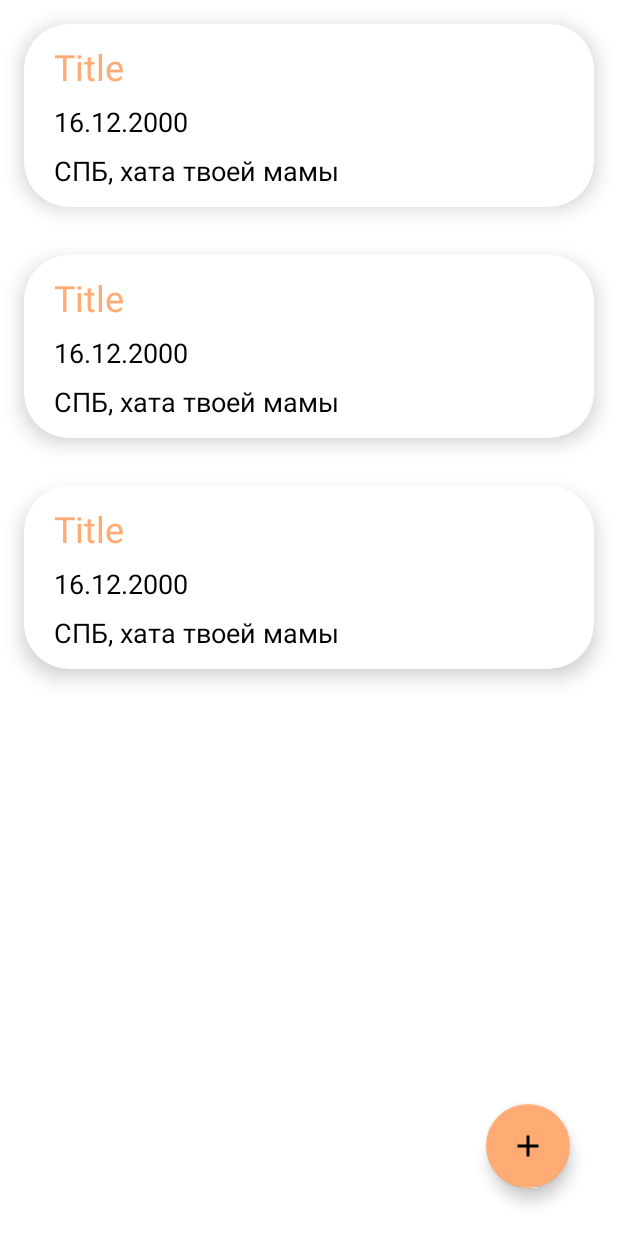
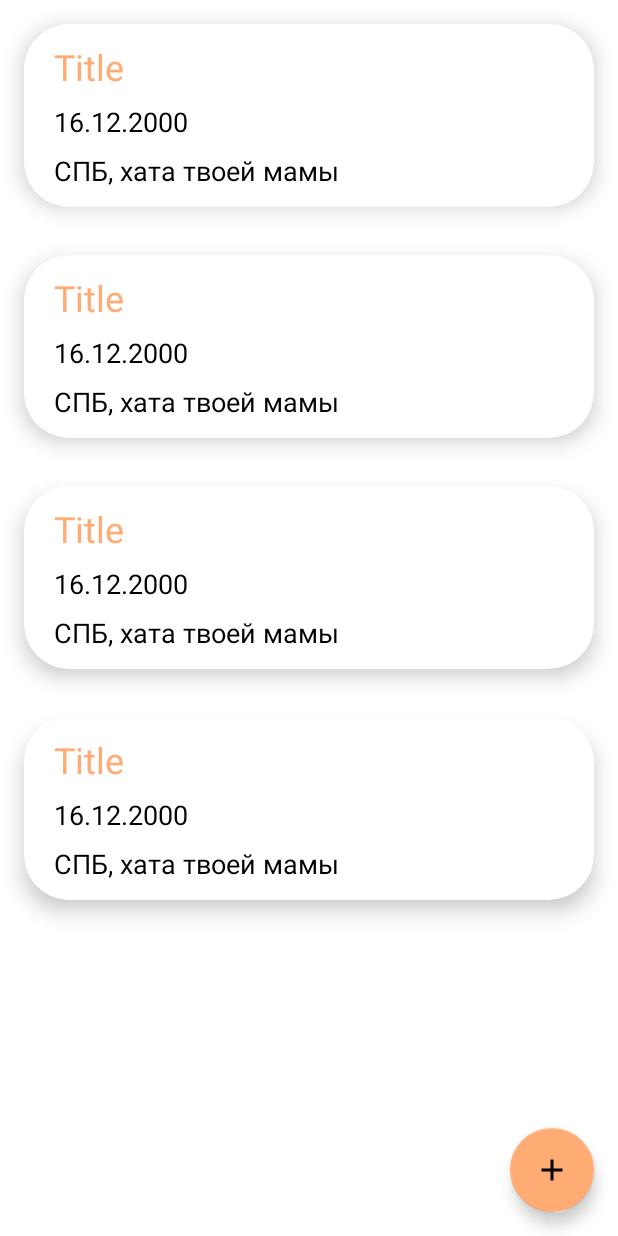
Before and after one commit to qqqestion/MemoryCard, an Android app: the layout fragment_list_memory_card.xml on its own in the app's theme, with its tools: preview values and no code run, on a phone screen of 412 x 824 dp. Run offline under Robolectric (Android 15) with nearby library versions, the phone set to English and light mode, and no system bars.

Commit message:
Переход к списку происходит автоматически, если полозователь авторизован

```diff
--- a/app/src/main/java/ru/lebedeva/memorycard/app/FirebaseApi.kt
+++ b/app/src/main/java/ru/lebedeva/memorycard/app/FirebaseApi.kt
@@ -16,6 +16,9 @@ const val CARDS_COLLECTION = "cards"
 class FirebaseApi {
 
     private val auth = FirebaseAuth.getInstance()
+
+    val isLoggedIn: Boolean
+        get() = auth.uid != null
 
     val currentUserId: String
         get() = auth.uid!!
--- a/app/src/main/java/ru/lebedeva/memorycard/app/fragments/ListMemoryCardFragment.kt
+++ b/app/src/main/java/ru/lebedeva/memorycard/app/fragments/ListMemoryCardFragment.kt
@@ -4,6 +4,7 @@ import android.os.Bundle
 import android.view.LayoutInflater
 import android.view.View
 import android.view.ViewGroup
+import androidx.core.view.isVisible
 import androidx.fragment.app.Fragment
 import androidx.fragment.app.viewModels
 import androidx.recyclerview.widget.LinearLayoutManager
@@ -59,6 +60,7 @@ class ListMemoryCardFragment : BaseFragment() {
                 is Resource.Success -> {
                     hideLoadingBar()
                     cardAdapter.cards = it.data!!
+                    binding.tvEmptyMemoryListLabel.isVisible = cardAdapter.cards.isEmpty()
                 }
             }
         })
--- a/app/src/main/java/ru/lebedeva/memorycard/domain/MainRepository.kt
+++ b/app/src/main/java/ru/lebedeva/memorycard/domain/MainRepository.kt
@@ -48,6 +48,12 @@ class MainRepository(
             }
         }
 
+    suspend fun isLoggedIn(): Resource<Boolean> = withContext(Dispatchers.IO) {
+        return@withContext checkIfNetworkAvailable {
+            Resource.Success(firebase.isLoggedIn)
+        }
+    }
+
     private suspend fun <T> checkIfNetworkAvailable(action: suspend () -> Resource<T>): Resource<T> {
         return when (networkHandler.isNetworkAvailable()) {
             true -> {
--- a/app/src/main/res/layout/fragment_list_memory_card.xml
+++ b/app/src/main/res/layout/fragment_list_memory_card.xml
@@ -13,6 +13,7 @@
             app:layout_constraintTop_toTopOf="parent"
             app:layout_constraintStart_toStartOf="parent"
             app:layout_constraintEnd_toEndOf="parent"
+            tools:itemCount="4"
             app:layout_constraintBottom_toBottomOf="parent"
             tools:listitem="@layout/item_memory_card_rv"
             />
@@ -25,12 +26,28 @@
             app:backgroundTint="@color/primary"
             app:fabSize="normal"
             app:rippleColor="@android:color/white"
-        android:layout_marginEnd="32dp"
-        android:layout_marginBottom="32dp"
+            android:layout_marginEnd="16dp"
+            android:layout_marginBottom="16dp"
             app:layout_constraintBottom_toBottomOf="parent"
             app:layout_constraintEnd_toEndOf="parent"
             app:tint="@android:color/black"
-        android:contentDescription="Add card" />
+            android:contentDescription="Add card"
+            />
+
+    <TextView
+            android:id="@+id/tvEmptyMemoryListLabel"
+            android:layout_width="wrap_content"
+            android:layout_height="wrap_content"
+            android:text="Добавьте воспоминания, чтобы они отобразились здесь"
+            app:layout_constraintTop_toTopOf="parent"
+            app:layout_constraintStart_toStartOf="parent"
+            android:textColor="@color/black"
+            app:layout_constraintBottom_toBottomOf="parent"
+            android:visibility="gone"
+            android:textAlignment="center"
+            app:layout_constraintEnd_toEndOf="parent"
+            android:textSize="18sp"
+            />
 
 
 </androidx.constraintlayout.widget.ConstraintLayout>
--- a/app/src/main/res/layout/item_memory_card_rv.xml
+++ b/app/src/main/res/layout/item_memory_card_rv.xml
@@ -22,6 +22,7 @@
                 android:layout_height="wrap_content"
                 android:layout_marginStart="@dimen/margin_8"
                 android:textColor="@color/primary"
+                app:layout_constrainedWidth="true"
                 android:textSize="@dimen/card_header_text_size"
                 app:layout_constraintEnd_toEndOf="parent"
                 app:layout_constraintStart_toStartOf="parent"
```
Also changed, not shown: app/src/main/java/ru/lebedeva/memorycard/app/fragments/LoginFragment.kt (+17 -0 lines), app/src/main/java/ru/lebedeva/memorycard/app/viewmodels/LoginViewModel.kt (+7 -0 lines). Lines whose indentation alone changed are shown as unchanged.
